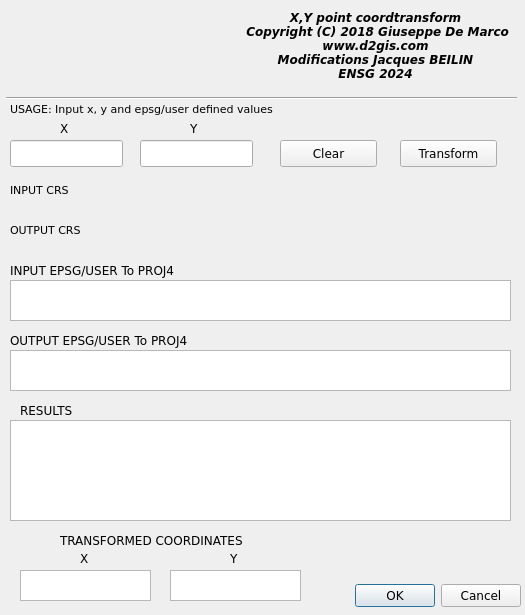
Old version of the form ui_coordtransform.ui in the repository jbeilin/Coordtransform.
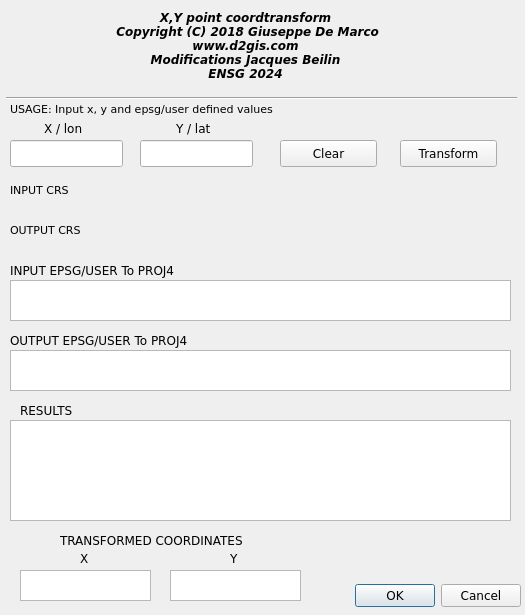
New version of the form. Icons and pictures are not drawn. Custom widgets are drawn as their Qt base class.

```diff
--- a/ui_coordtransform.ui
+++ b/ui_coordtransform.ui
@@ -105,9 +105,9 @@
   <widget class="QLabel" name="label_2">
    <property name="geometry">
     <rect>
-     <x>60</x>
+     <x>44</x>
      <y>120</y>
-     <width>21</width>
+     <width>51</width>
      <height>17</height>
     </rect>
    </property>
@@ -118,15 +118,15 @@
     </font>
    </property>
    <property name="text">
-    <string>X</string>
+    <string>X / lon</string>
    </property>
   </widget>
   <widget class="QLabel" name="label_3">
    <property name="geometry">
     <rect>
-     <x>190</x>
+     <x>176</x>
      <y>120</y>
-     <width>21</width>
+     <width>41</width>
      <height>17</height>
     </rect>
    </property>
@@ -137,7 +137,7 @@
     </font>
    </property>
    <property name="text">
-    <string>Y</string>
+    <string>Y / lat</string>
    </property>
   </widget>
   <widget class="QPushButton" name="transform">
@@ -201,7 +201,7 @@
   <widget class="QLabel" name="label_8">
    <property name="geometry">
     <rect>
-     <x>240</x>
+     <x>110</x>
      <y>10</y>
      <width>271</width>
      <height>71</height>
@@ -223,7 +223,7 @@
     <string>X,Y point coordtransform
  Copyright (C) 2018 Giuseppe De Marco
 www.d2gis.com
-Modifications Jacques BEILIN
+Modifications Jacques Beilin
 ENSG 2024</string>
    </property>
    <property name="textFormat">
@@ -246,22 +246,6 @@
     <enum>Qt::Horizontal</enum>
    </property>
   </widget>
-  <widget class="QLabel" name="label_9">
-   <property name="geometry">
-    <rect>
-     <x>30</x>
-     <y>0</y>
-     <width>221</width>
-     <height>61</height>
-    </rect>
-   </property>
-   <property name="text">
-    <string/>
-   </property>
-   <property name="pixmap">
-    <pixmap resource="resources.qrc">:/plugins/coordtransform/logo.png</pixmap>
-   </property>
-  </widget>
   <widget class="QLabel" name="label_7">
    <property name="geometry">
     <rect>
```
